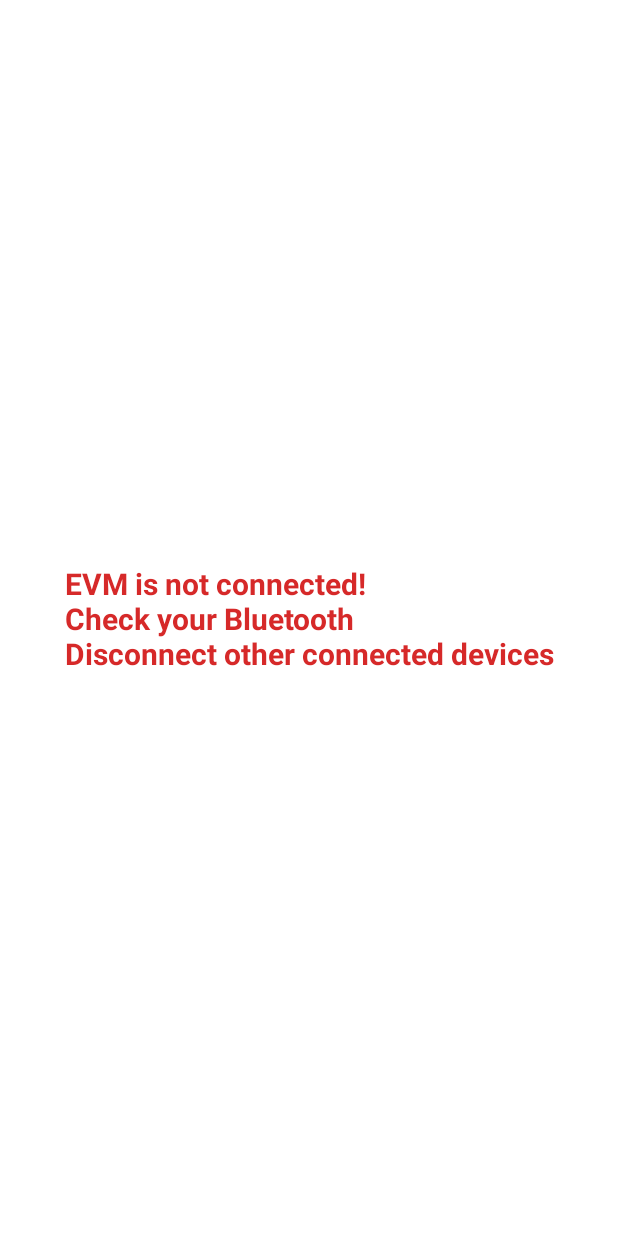
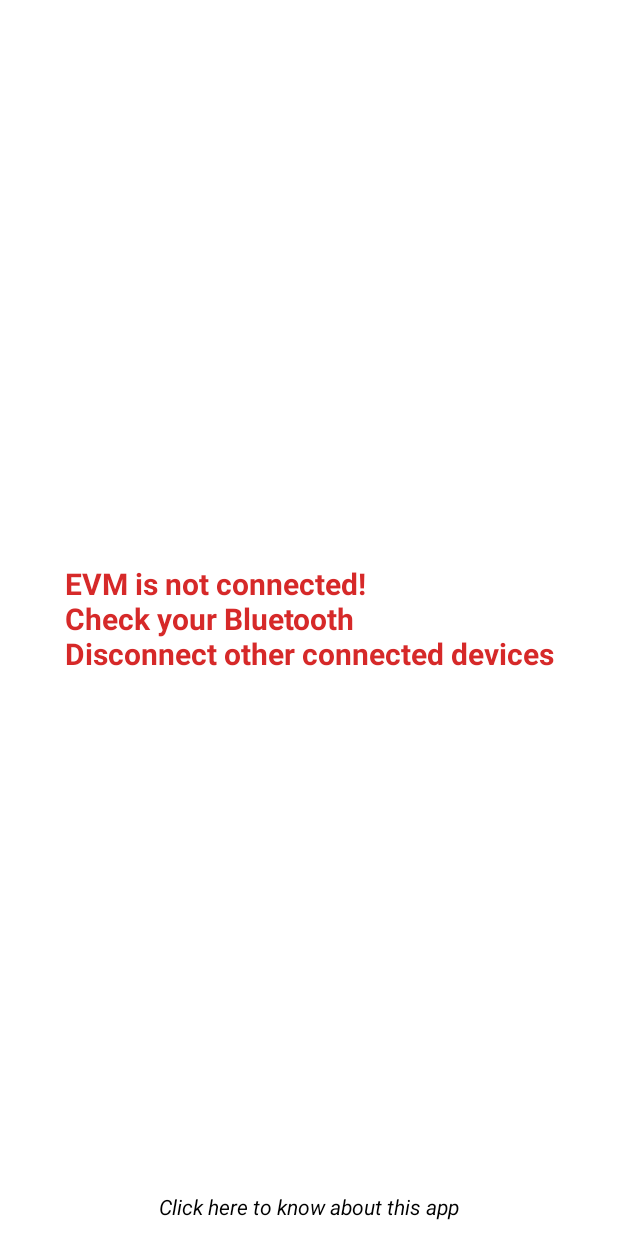
Before and after one commit to MegalosVigneswaran/Digital-Democracy, an Android app: the screen it shows after launch (MainActivity), on a phone screen of 412 x 824 dp. Run offline under Robolectric (Android 15) with nearby library versions, the phone set to English and light mode, and no system bars.

Commit message:
Introduced about app

```diff
--- a/application/app/src/main/java/com/example/myapplication/MainActivity.java
+++ b/application/app/src/main/java/com/example/myapplication/MainActivity.java
@@ -20,7 +20,7 @@ public class MainActivity extends AppCompatActivity {
 
     private static final int PERMISSION_REQUEST_CODE = 100;
     private ConstraintLayout addelection, getresult;
-    private TextView bt_status;
+    private TextView bt_status,cred;
     private BluetoothService bluetoothService;
     private Handler handler = new Handler();
     private static final String DEVICE_NAME = "ESP32_BT";
@@ -34,6 +34,7 @@ public class MainActivity extends AppCompatActivity {
         bt_status = findViewById(R.id.bt_status);
         addelection = findViewById(R.id.addelection);
         getresult = findViewById(R.id.viewresult);
+        cred = findViewById(R.id.cred);
 
         ViewCompat.setOnApplyWindowInsetsListener(findViewById(R.id.main), (v, insets) -> {
             Insets systemBars = insets.getInsets(WindowInsetsCompat.Type.systemBars());
@@ -60,6 +61,14 @@ public class MainActivity extends AppCompatActivity {
             @Override
             public void onClick(View v) {
                 Intent myIntent = new Intent(MainActivity.this, ViewResult.class);
+                startActivity(myIntent);
+            }
+        });
+
+        cred.setOnClickListener(new View.OnClickListener() {
+            @Override
+            public void onClick(View v) {
+                Intent myIntent = new Intent(MainActivity.this, projectinfo.class);
                 startActivity(myIntent);
             }
         });
--- a/application/app/src/main/res/layout/activity_add_election.xml
+++ b/application/app/src/main/res/layout/activity_add_election.xml
@@ -21,6 +21,7 @@
 
 
     <ScrollView
+        android:id="@+id/scroll"
         android:layout_width="match_parent"
         android:layout_height="wrap_content"
         app:layout_constraintTop_toBottomOf="@id/title"
@@ -212,6 +213,7 @@
                 android:layout_width="wrap_content"
                 android:layout_height="wrap_content"
                 android:layout_marginTop="8dp"
+                android:layout_marginBottom="25dp"
                 android:text="Submit"
                 android:textSize="20dp"
                 app:layout_constraintEnd_toEndOf="parent"
@@ -221,4 +223,5 @@
 
         </androidx.constraintlayout.widget.ConstraintLayout>
     </ScrollView>
+
 </androidx.constraintlayout.widget.ConstraintLayout>
--- a/application/app/src/main/res/layout/activity_main.xml
+++ b/application/app/src/main/res/layout/activity_main.xml
@@ -73,4 +73,17 @@
             ></TextView>
     </androidx.constraintlayout.widget.ConstraintLayout>
 
+    <TextView
+        android:id="@+id/cred"
+        android:layout_width="wrap_content"
+        android:layout_height="wrap_content"
+        android:layout_marginBottom="10dp"
+        android:textSize="14dp"
+        android:textStyle="italic"
+        android:textColor="@color/black"
+        app:layout_constraintBottom_toBottomOf="parent"
+        app:layout_constraintStart_toStartOf="parent"
+        app:layout_constraintEnd_toEndOf="parent"
+        android:text="Click here to know about this app"></TextView>
+
 </androidx.constraintlayout.widget.ConstraintLayout>
```
Also changed, not shown: application/app/src/main/AndroidManifest.xml (+5 -4 lines), application/app/src/main/java/com/example/myapplication/projectinfo.java (added, +24 -0 lines), application/app/src/main/res/layout/activity_projectinfo.xml (added, +101 -0 lines).
